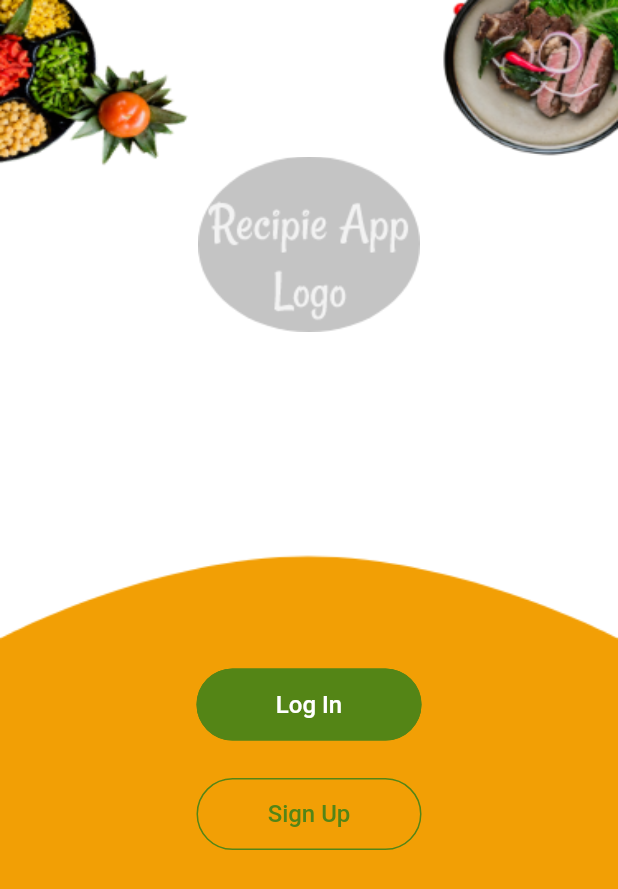
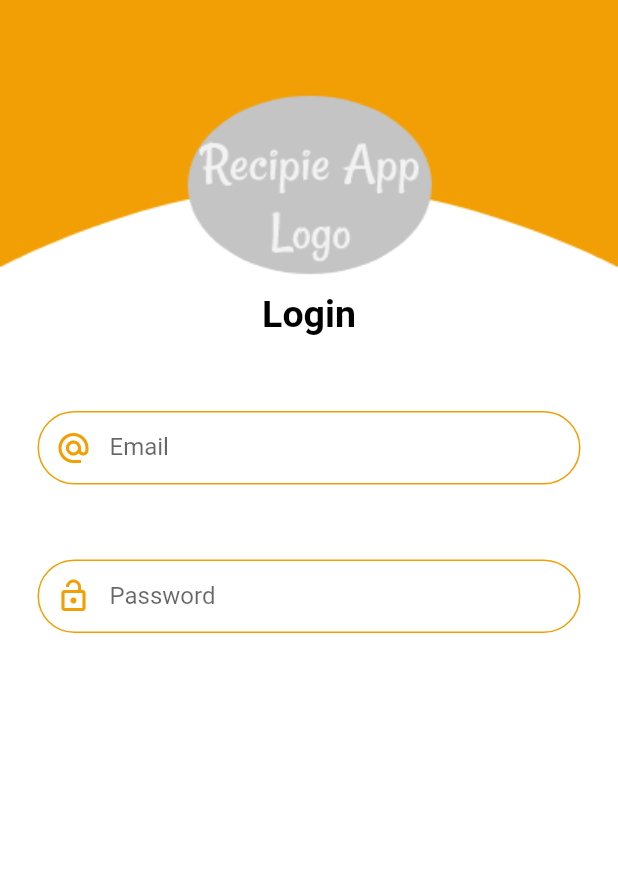
Before and after one commit to shahrukhktk/Recipe-Flutter-App-UI, a Flutter app: the screen it shows after launch, after a tap on "Log In", on a phone screen of 412 x 824 dp. Shown: the top 889 px of the screen. Run offline on Flutter 3.47's test engine with Material 2 defaults, Android fonts, the phone set to English and light mode, and no system bars.

Commit message:
INIT COMMIT 1. Auth Main Screen Done 2. Login Page Done

```diff
--- /dev/null
+++ b/lib/AppAssets/custom_textfield.dart
@@ -0,0 +1,76 @@
+import 'package:flutter/material.dart';
+import 'app_assets.dart';
+
+class EmailTxt extends StatelessWidget {
+
+  final String text;
+  EmailTxt({this.text});
+
+  @override
+  Widget build(BuildContext context) {
+
+    final emailTxtFld = TextFormField(
+        keyboardType: TextInputType.emailAddress,
+        decoration: InputDecoration(
+          hoverColor: AppColors.themecolor,
+          focusColor: AppColors.themecolor,
+          labelText: text,
+          contentPadding: EdgeInsets.fromLTRB(20.0, 15.0, 20.0, 15.0),
+          prefixIcon: Icon(Icons.alternate_email, color: AppColors.themecolor,),
+          fillColor: AppColors.themecolor,
+          focusedBorder: OutlineInputBorder(
+            borderRadius: BorderRadius.circular(25.0),
+            borderSide: BorderSide(
+              color: AppColors.themecolor,
+            ),
+          ),
+          enabledBorder: OutlineInputBorder(
+            borderRadius: BorderRadius.circular(25.0),
+            borderSide: BorderSide(
+              color: AppColors.themecolor,
+              width: 1.0,
+            ),
+          ),
+        )
+    );
+
+    return emailTxtFld;
+  }
+}
+
+class PasswordTxt extends StatelessWidget {
+
+  final String text;
+
+  PasswordTxt({this.text});
+
+  @override
+  Widget build(BuildContext context) {
+    final password = TextFormField(
+        keyboardType: TextInputType.visiblePassword,
+        decoration: InputDecoration(
+          hoverColor: AppColors.themecolor,
+          focusColor: AppColors.themecolor,
+          labelText: text,
+          contentPadding: EdgeInsets.fromLTRB(20.0, 15.0, 20.0, 15.0),
+          prefixIcon: Icon(Icons.lock_open, color: AppColors.themecolor,),
+          fillColor: AppColors.themecolor,
+          focusedBorder: OutlineInputBorder(
+            borderRadius: BorderRadius.circular(25.0),
+            borderSide: BorderSide(
+              color: AppColors.themecolor,
+            ),
+          ),
+          enabledBorder: OutlineInputBorder(
+            borderRadius: BorderRadius.circular(25.0),
+            borderSide: BorderSide(
+              color: AppColors.themecolor,
+              width: 1.0,
+            ),
+          ),
+        )
+    );
+
+    return password;
+  }
+}
--- a/lib/Authentication/getstarted.dart
+++ b/lib/Authentication/getstarted.dart
@@ -1,5 +1,6 @@
 import 'package:flutter/material.dart';
 import 'package:recipe/AppAssets/app_assets.dart';
+import 'package:recipe/Authentication/login.dart';
 
 class MainAuthScreen extends StatelessWidget {
 
@@ -49,7 +50,10 @@ class _GetStartedScreenState extends State<GetStartedScreen> {
                 color: AppColors.accentcolor,
                 textColor: Colors.white,
                 padding: EdgeInsets.all(8.0),
-                onPressed: () {},
+                onPressed: () {
+                  Navigator.push(context,
+                    MaterialPageRoute(builder: (context) => LoginScreen()),);
+                },
                 child: Text(
                   "Log In",
                   style: TextStyle(
--- /dev/null
+++ b/lib/Authentication/login.dart
@@ -0,0 +1,60 @@
+import 'package:flutter/material.dart';
+import 'package:recipe/AppAssets/app_assets.dart';
+import 'package:recipe/AppAssets/custom_textfield.dart';
+
+class LoginScreen extends StatelessWidget {
+
+  @override
+  Widget build(BuildContext context) {
+    return MaterialApp(
+      debugShowCheckedModeBanner: false,
+
+      home: Container(
+        decoration: BoxDecoration(
+          image: DecorationImage(
+            image: AssetImage('images/background2.png'), fit: BoxFit.fill,
+          ),
+        ),
+        child: LoginPage(),
+      ),
+    );
+  }
+}
+
+class LoginPage extends StatefulWidget {
+  @override
+  _LoginPageState createState() => _LoginPageState();
+}
+
+class _LoginPageState extends State<LoginPage> {
+  @override
+  Widget build(BuildContext context) {
+    return Scaffold(
+      backgroundColor: Colors.transparent,
+      body: ListView(
+        padding: EdgeInsets.all(15),
+        children: [
+
+          SizedBox(height: 180,),
+
+          Center(
+            child: Text('Login', style: TextStyle(
+              fontFamily: 'Roboto', color: Colors.black, fontSize: 25, fontWeight: FontWeight.bold
+            ),),
+          ),
+
+          Padding(
+            padding: const EdgeInsets.only(top: 50.0, left: 10, right: 10,),
+            child: EmailTxt(text: 'Email', ),
+          ),
+
+          Padding(
+            padding: const EdgeInsets.only(top: 50.0, left: 10, right: 10,),
+            child: PasswordTxt(text: 'Password', ),
+          ),
+
+        ],
+      ),
+    );
+  }
+}
--- a/pubspec.yaml
+++ b/pubspec.yaml
@@ -48,6 +48,9 @@ flutter:
   assets:
     - images/background.png
     - images/logo.png
+    - images/background2.png
+    - images/ic_facebook.png
+    - images/ic_google.png
   #   - images/a_dot_ham.jpeg
 
   # An image asset can refer to one or more resolution-specific "variants", see
```
Also changed, not shown: images/background2.png (added), images/ic_facebook.png (added), images/ic_google.png (added).
